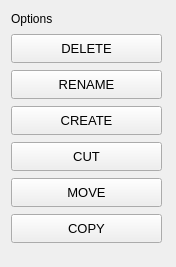
This is Giao diện/tree_panel.ui in justnhan/NHOM-5_KTLTNC as Qt 5 draws it before an edit. The edited form follows.
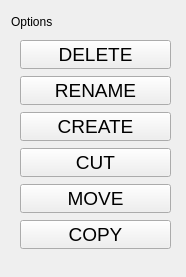
This is the edited form. Icons and pictures are not drawn.

What changed in the file:
```diff
--- a/Giao diện/tree_panel.ui
+++ b/Giao diện/tree_panel.ui
@@ -6,8 +6,8 @@
    <rect>
     <x>0</x>
     <y>0</y>
-    <width>176</width>
-    <height>267</height>
+    <width>186</width>
+    <height>277</height>
    </rect>
   </property>
   <property name="windowTitle">
@@ -26,15 +26,19 @@
    <widget class="QPushButton" name="btnDelete_2">
     <property name="geometry">
      <rect>
-      <x>11</x>
-      <y>142</y>
+      <x>20</x>
+      <y>148</y>
       <width>151</width>
       <height>29</height>
      </rect>
     </property>
     <property name="font">
      <font>
-      <pointsize>10</pointsize>
+      <family>MS Shell Dlg 2</family>
+      <pointsize>14</pointsize>
+      <weight>50</weight>
+      <italic>false</italic>
+      <bold>false</bold>
      </font>
     </property>
     <property name="text">
@@ -50,8 +54,8 @@
      <rect>
       <x>11</x>
       <y>11</y>
-      <width>43</width>
-      <height>16</height>
+      <width>121</width>
+      <height>21</height>
      </rect>
     </property>
     <property name="text">
@@ -61,15 +65,19 @@
    <widget class="QPushButton" name="btnDelete">
     <property name="geometry">
      <rect>
-      <x>11</x>
-      <y>34</y>
+      <x>20</x>
+      <y>40</y>
       <width>151</width>
       <height>29</height>
      </rect>
     </property>
     <property name="font">
      <font>
-      <pointsize>10</pointsize>
+      <family>MS Shell Dlg 2</family>
+      <pointsize>14</pointsize>
+      <weight>50</weight>
+      <italic>false</italic>
+      <bold>false</bold>
      </font>
     </property>
     <property name="text">
@@ -83,15 +91,19 @@
    <widget class="QPushButton" name="btnRename">
     <property name="geometry">
      <rect>
-      <x>11</x>
-      <y>70</y>
+      <x>20</x>
+      <y>76</y>
       <width>151</width>
       <height>29</height>
      </rect>
     </property>
     <property name="font">
      <font>
-      <pointsize>10</pointsize>
+      <family>MS Shell Dlg 2</family>
+      <pointsize>14</pointsize>
+      <weight>50</weight>
+      <italic>false</italic>
+      <bold>false</bold>
      </font>
     </property>
     <property name="text">
@@ -105,15 +117,19 @@
    <widget class="QPushButton" name="btnMkdir">
     <property name="geometry">
      <rect>
-      <x>11</x>
-      <y>106</y>
+      <x>20</x>
+      <y>112</y>
       <width>151</width>
       <height>29</height>
      </rect>
     </property>
     <property name="font">
      <font>
-      <pointsize>10</pointsize>
+      <family>MS Shell Dlg 2</family>
+      <pointsize>14</pointsize>
+      <weight>50</weight>
+      <italic>false</italic>
+      <bold>false</bold>
      </font>
     </property>
     <property name="text">
@@ -127,15 +143,19 @@
    <widget class="QPushButton" name="btnMove">
     <property name="geometry">
      <rect>
-      <x>11</x>
-      <y>178</y>
+      <x>20</x>
+      <y>184</y>
       <width>151</width>
       <height>29</height>
      </rect>
     </property>
     <property name="font">
      <font>
-      <pointsize>10</pointsize>
+      <family>MS Shell Dlg 2</family>
+      <pointsize>14</pointsize>
+      <weight>50</weight>
+      <italic>false</italic>
+      <bold>false</bold>
      </font>
     </property>
     <property name="text">
@@ -149,15 +169,19 @@
    <widget class="QPushButton" name="btnCopy">
     <property name="geometry">
      <rect>
-      <x>11</x>
-      <y>214</y>
+      <x>20</x>
+      <y>220</y>
       <width>151</width>
       <height>29</height>
      </rect>
     </property>
     <property name="font">
      <font>
-      <pointsize>10</pointsize>
+      <family>MS Shell Dlg 2</family>
+      <pointsize>14</pointsize>
+      <weight>50</weight>
+      <italic>false</italic>
+      <bold>false</bold>
      </font>
     </property>
     <property name="text">
```
Left out of the diff: 11 changed lines with no effect on the pictures.
